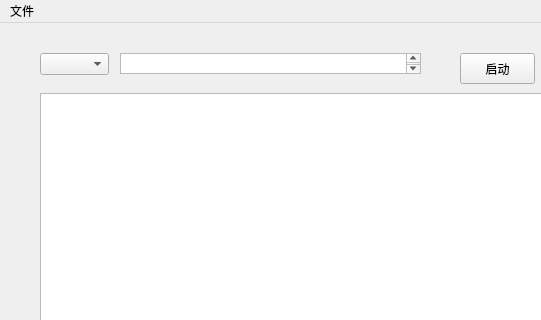
Old version of the form src/designer/UI_MainWindow.ui in the repository tbgist/NAT; both pictures show x 0 to 541 and y 0 to 320 of the 800 by 600 pixel window.
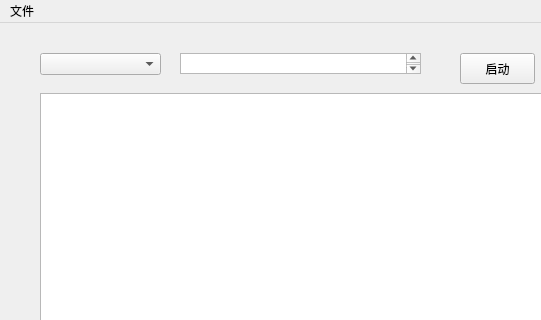
New version of the form.

Diff of the .ui file:
```diff
--- a/src/designer/UI_MainWindow.ui
+++ b/src/designer/UI_MainWindow.ui
@@ -39,7 +39,7 @@
      <rect>
       <x>40</x>
       <y>30</y>
-      <width>69</width>
+      <width>121</width>
       <height>22</height>
      </rect>
     </property>
@@ -47,9 +47,9 @@
    <widget class="QTextEdit" name="Filter">
     <property name="geometry">
      <rect>
-      <x>120</x>
+      <x>180</x>
       <y>30</y>
-      <width>301</width>
+      <width>241</width>
       <height>21</height>
      </rect>
     </property>
```
